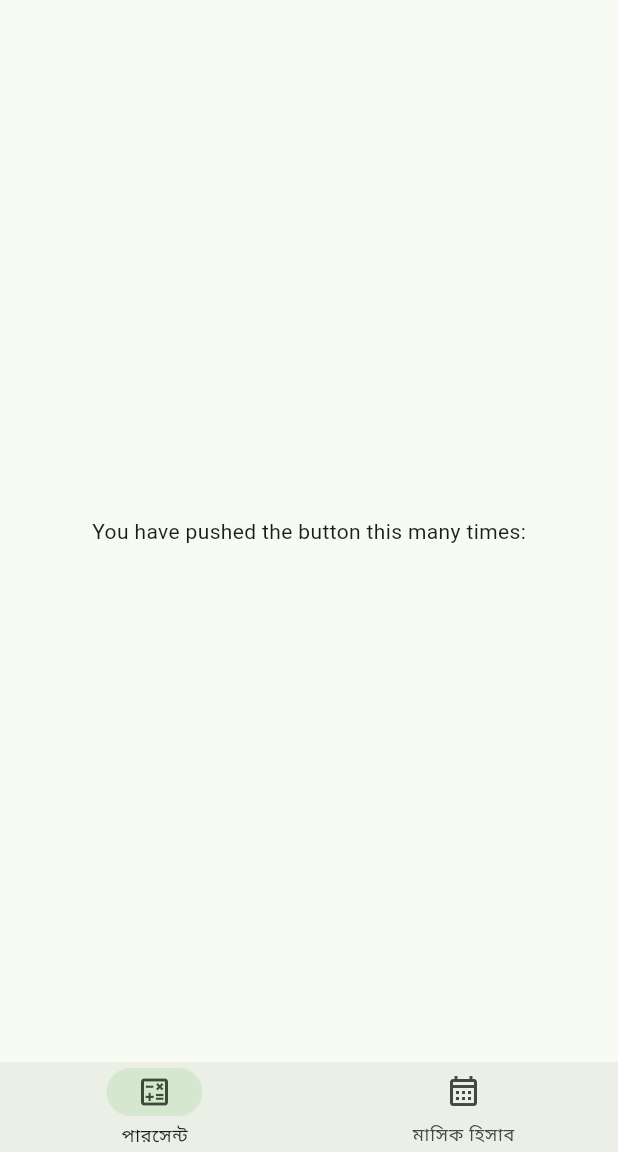
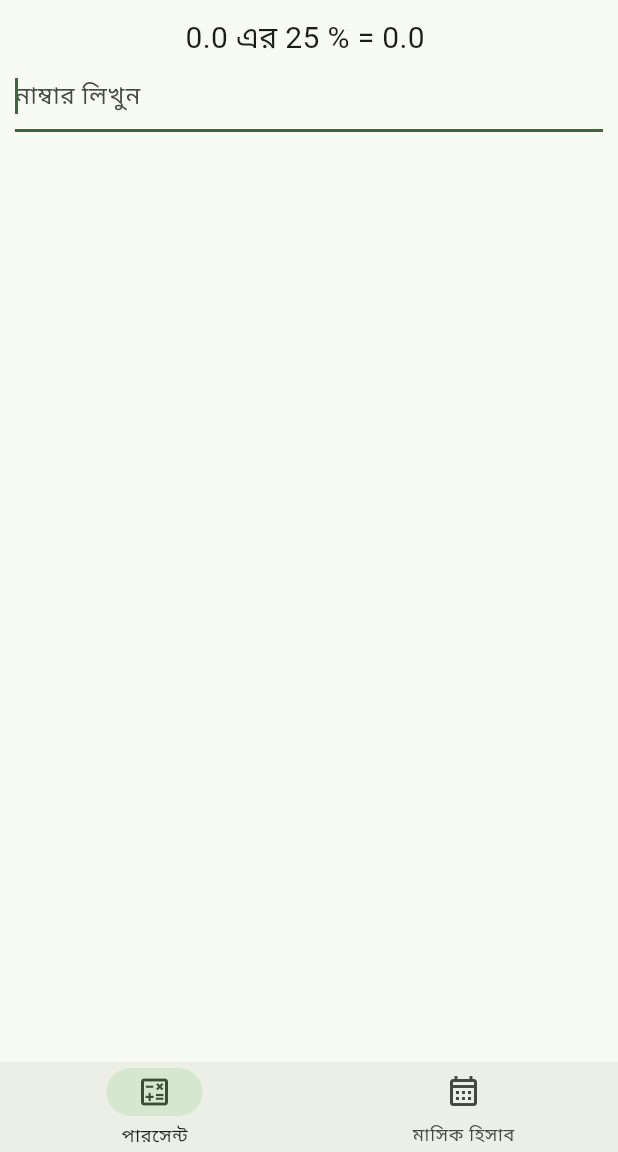
Before and after one commit to rafiz001/khedmot, a Flutter app: the screen it shows after launch, on a phone screen of 412 x 824 dp, the part 84-1236 px from its top. Run offline on Flutter 3.47's test engine with Material 3 defaults, Android fonts, the phone set to English and light mode, and no system bars.

Commit message:
can calculate fixed percent

```diff
--- /dev/null
+++ b/lib/data/valueNotifier.dart
@@ -0,0 +1,3 @@
+import 'package:flutter/material.dart';
+
+ValueNotifier <int> selectedPageNotifier = ValueNotifier(0);
--- a/lib/main.dart
+++ b/lib/main.dart
@@ -1,5 +1,8 @@
 import 'package:flutter/material.dart';
+import 'package:khedmot/data/valueNotifier.dart';
+import 'package:khedmot/pages/months.dart';
 import 'package:khedmot/pages/nav_bar.dart';
+import 'package:khedmot/pages/persent.dart';
 
 void main() {
   runApp(const MyApp());
@@ -43,13 +46,14 @@ class HomePage extends StatelessWidget {
         foregroundColor: Theme.of(context).colorScheme.onPrimaryContainer,
         title: const Text("খেদমত"),
       ),
-      body: const Center(
-        child: Column(
-          mainAxisAlignment: MainAxisAlignment.center,
-          children: <Widget>[
-            Text('You have pushed the button this many times:'),
-          ],
-        ),
+      body: Padding(
+        padding: const EdgeInsets.all(10.0),
+        child: ValueListenableBuilder(
+            valueListenable: selectedPageNotifier,
+            builder: (BuildContext context, dynamic selectedPage, Widget? child) {
+               return  selectedPage==0?Persent():Months();
+            },
+         ),
       ),
       bottomNavigationBar: NavBar(),
     );
--- /dev/null
+++ b/lib/pages/months.dart
@@ -0,0 +1,17 @@
+import 'package:flutter/material.dart';
+
+class Months extends StatefulWidget {
+  Months({Key? key}) : super(key: key);
+
+  @override
+  _MonthsState createState() => _MonthsState();
+}
+
+class _MonthsState extends State<Months> {
+  @override
+  Widget build(BuildContext context) {
+    return Container(
+       child: Text("I am from month"),
+    );
+  }
+}
--- a/lib/pages/nav_bar.dart
+++ b/lib/pages/nav_bar.dart
@@ -1,28 +1,22 @@
 import 'package:flutter/material.dart';
-class NavBar extends StatefulWidget {
+import 'package:khedmot/data/valueNotifier.dart';
+class NavBar extends StatelessWidget {
   NavBar({Key? key}) : super(key: key);
 
-  @override
-  _NavBarState createState() => _NavBarState();
-}
-
-class _NavBarState extends State<NavBar> {
-   int currentIndex = 0;
-  @override
+ @override
   Widget build(BuildContext context) {
-    return Container(
-       child: NavigationBar(destinations: [
+    return ValueListenableBuilder(valueListenable: selectedPageNotifier, builder: (context, selectedPage, child) {
+      return NavigationBar(destinations: [
       NavigationDestination(icon: Icon(Icons.calculate_outlined), label: "পারসেন্ট"),
       NavigationDestination(icon: Icon(Icons.calendar_month_outlined), label: "মাসিক হিসাব"),
 
      ],
      height: 60,
-     selectedIndex: currentIndex,
+     selectedIndex: selectedPage,
      onDestinationSelected: (value) {
-       setState(() {
-         currentIndex = value;
-       });
-     },),
+       selectedPageNotifier.value = value;
+     },
     );
+    },);
   }
 }
--- /dev/null
+++ b/lib/pages/persent.dart
@@ -0,0 +1,33 @@
+import 'package:flutter/material.dart';
+
+
+class Persent extends StatefulWidget {
+  Persent({Key? key}) : super(key: key);
+
+  @override
+  _PersentState createState() => _PersentState();
+}
+class _PersentState extends State<Persent> {
+double theNumber = 0 ;
+  @override
+  Widget build(BuildContext context) {
+    return Center(
+      child: Column(
+        children: [
+          Text('$theNumber এর 25 % = ${theNumber*0.25} ' , style: TextStyle(fontSize: 20),),
+          TextField(
+            autofocus: true,
+            keyboardType: TextInputType.number,
+            decoration: InputDecoration(hintText: "নাম্বার লিখুন"),
+            onChanged: (value) {
+              setState(() {
+                double? numberLocal = double.tryParse(value);
+                 theNumber = numberLocal??0;
+              });
+            },
+          ),
+        ],
+      ),
+    );
+  }
+}
```
